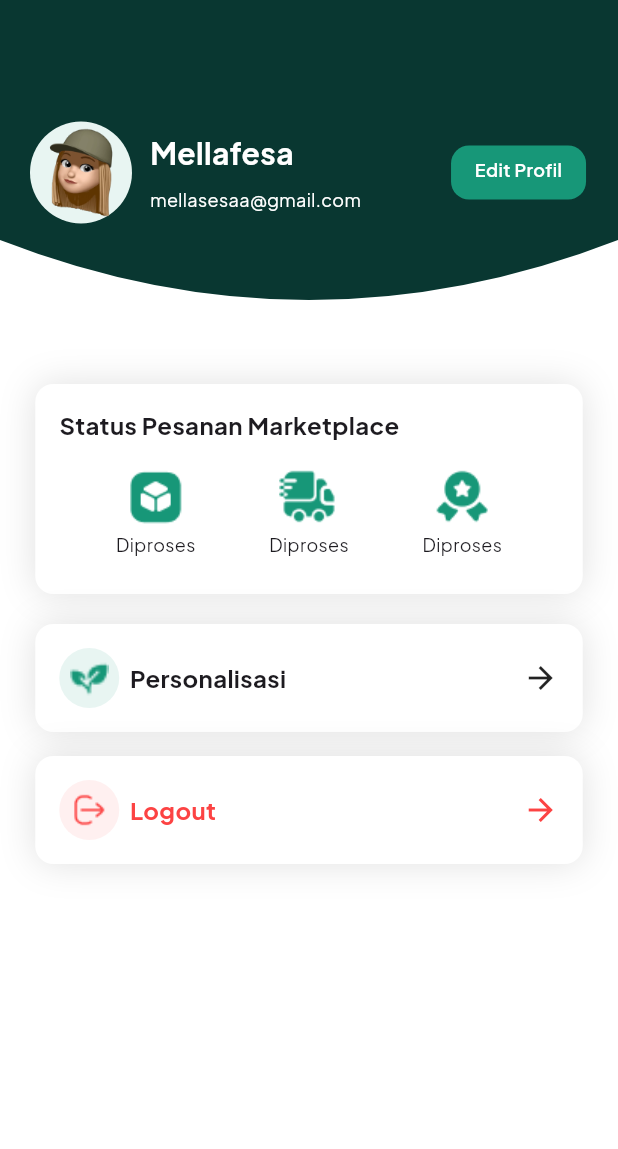
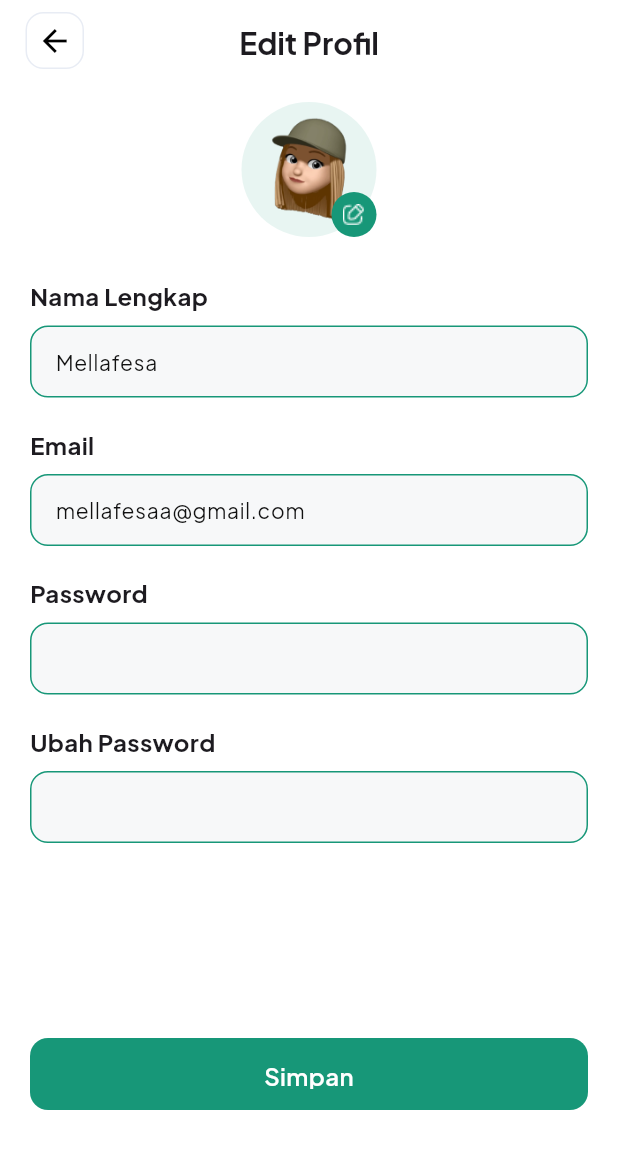
Before and after one commit to D2XPD2XP/clone-hydropome, a Flutter app: the ProfilePage screen opened directly, after a tap on "Edit Profil", on a phone screen of 412 x 824 dp. Shown: the top 1149 px of the screen. Run offline on Flutter 3.47's test engine with Material 3 defaults, Android fonts, the light colour scheme and no system bars; our stand-ins replace google_fonts.

Commit message:
finalize Edit Profil and Status Pesanan Marketplace

```diff
--- /dev/null
+++ b/lib/dummy_data/status_pesanan.dart
@@ -0,0 +1 @@
+List<String> items = ["Diproses", "Dikirim", "Selesai"];
--- /dev/null
+++ b/lib/screens/edit_profile_page.dart
@@ -0,0 +1,230 @@
+import 'package:flutter/material.dart';
+import 'package:google_fonts/google_fonts.dart';
+
+class EditProfilePage extends StatelessWidget {
+  const EditProfilePage({super.key});
+
+  @override
+  Widget build(BuildContext context) {
+    return Scaffold(
+      backgroundColor: Colors.white,
+      appBar: AppBar(
+        backgroundColor: Colors.white,
+        title: Text(
+          'Edit Profil',
+          style: GoogleFonts.plusJakartaSans(
+            fontWeight: FontWeight.w700,
+            fontSize: 20,
+          ),
+        ),
+        centerTitle: true,
+        leading: Padding(
+          padding: const EdgeInsets.only(left: 17.0, top: 8.0, bottom: 10.0),
+          child: Container(
+            width: 40,
+            height: 40,
+            decoration: BoxDecoration(
+              color: Colors.white,
+              borderRadius: BorderRadius.circular(12),
+              border: Border.all(color: Color(0xFFE8ECF4)),
+            ),
+            child: IconButton(
+              padding: EdgeInsets.zero,
+              icon: const Icon(Icons.arrow_back, color: Colors.black, size: 24),
+              onPressed: () {
+                Navigator.pop(context);
+              },
+            ),
+          ),
+        ),
+      ),
+      body: SingleChildScrollView(
+        child: Column(
+          crossAxisAlignment: CrossAxisAlignment.start,
+          children: [
+            SizedBox(height: 12),
+            Center(
+              child: Stack(
+                children: [
+                  Container(
+                    width: 90,
+                    height: 90,
+                    decoration: BoxDecoration(
+                      color: Color(0xFFE8F5F2),
+                      shape: BoxShape.circle,
+                    ),
+                    child: Image.asset('assets/memoji_girl.png', scale: 1.7),
+                  ),
+                  Positioned(
+                    left: 60,
+                    right: 0,
+                    bottom: 0,
+                    child: Container(
+                      height: 30,
+                      width: 30,
+                      decoration: BoxDecoration(
+                        color: Color(0xFF179778),
+                        shape: BoxShape.circle,
+                      ),
+                      child: Image.asset(
+                        'assets/edit.png',
+                        color: Colors.white,
+                      ),
+                    ),
+                  ),
+                ],
+              ),
+            ),
+            SizedBox(height: 28),
+            Container(
+              padding: EdgeInsets.only(left: 20, right: 20),
+              child: Column(
+                crossAxisAlignment: CrossAxisAlignment.start,
+                children: [
+                  Text(
+                    'Nama Lengkap',
+                    style: GoogleFonts.plusJakartaSans(
+                      fontSize: 16,
+                      fontWeight: FontWeight.bold,
+                    ),
+                  ),
+                  SizedBox(height: 8),
+                  Container(
+                    padding: EdgeInsets.only(left: 16),
+                    width: double.infinity,
+                    height: 48,
+                    decoration: BoxDecoration(
+                      color: Color(0xFFF7F8F9),
+                      borderRadius: BorderRadius.circular(12),
+                      border: Border.all(color: Color(0xFF179778)),
+                    ),
+                    child: TextField(
+                      decoration: InputDecoration(
+                        hintText: 'Mellafesa',
+                        hintStyle: GoogleFonts.plusJakartaSans(
+                          fontSize: 14,
+                          fontWeight: FontWeight.w400,
+                          color: Color(0xFF111111),
+                        ),
+                        border: InputBorder.none,
+                      ),
+                    ),
+                  ),
+                  SizedBox(height: 20),
+                  Text(
+                    'Email',
+                    style: GoogleFonts.plusJakartaSans(
+                      fontSize: 16,
+                      fontWeight: FontWeight.bold,
+                    ),
+                  ),
+                  SizedBox(height: 8),
+                  Container(
+                    padding: EdgeInsets.only(left: 16),
+                    width: double.infinity,
+                    height: 48,
+                    decoration: BoxDecoration(
+                      color: Color(0xFFF7F8F9),
+                      borderRadius: BorderRadius.circular(12),
+                      border: Border.all(color: Color(0xFF179778)),
+                    ),
+                    child: TextField(
+                      decoration: InputDecoration(
+                        hintText: 'mellafesaa@gmail.com',
+                        hintStyle: GoogleFonts.plusJakartaSans(
+                          fontSize: 14,
+                          fontWeight: FontWeight.w400,
+                          color: Color(0xFF111111),
+                        ),
+                        border: InputBorder.none,
+                      ),
+                    ),
+                  ),
+                  SizedBox(height: 20),
+                  Text(
+                    'Password',
+                    style: GoogleFonts.plusJakartaSans(
+                      fontSize: 16,
+                      fontWeight: FontWeight.bold,
+                    ),
+                  ),
+                  SizedBox(height: 8),
+                  Container(
+                    padding: EdgeInsets.only(left: 16),
+                    width: double.infinity,
+                    height: 48,
+                    decoration: BoxDecoration(
+                      color: Color(0xFFF7F8F9),
+                      borderRadius: BorderRadius.circular(12),
+                      border: Border.all(color: Color(0xFF179778)),
+                    ),
+                    child: TextField(
+                      obscureText: true,
+                      decoration: InputDecoration(
+                        hintStyle: GoogleFonts.plusJakartaSans(
+                          fontSize: 14,
+                          fontWeight: FontWeight.w400,
+                          color: Color(0xFF111111),
+                        ),
+                        border: InputBorder.none,
+                      ),
+                    ),
+                  ),
+                  SizedBox(height: 20),
+                  Text(
+                    'Ubah Password',
+                    style: GoogleFonts.plusJakartaSans(
+                      fontSize: 16,
+                      fontWeight: FontWeight.bold,
+                    ),
+                  ),
+                  SizedBox(height: 8),
+                  Container(
+                    padding: EdgeInsets.only(left: 16),
+                    width: double.infinity,
+                    height: 48,
+                    decoration: BoxDecoration(
+                      color: Color(0xFFF7F8F9),
+                      borderRadius: BorderRadius.circular(12),
+                      border: Border.all(color: Color(0xFF179778)),
+                    ),
+                    child: TextField(
+                      obscureText: true,
+                      decoration: InputDecoration(
+                        hintStyle: GoogleFonts.plusJakartaSans(
+                          fontSize: 14,
+                          fontWeight: FontWeight.w400,
+                          color: Color(0xFF111111),
+                        ),
+                        border: InputBorder.none,
+                      ),
+                    ),
+                  ),
+                  SizedBox(height: 130),
+                  Container(
+                    padding: EdgeInsets.symmetric(vertical: 14),
+                    width: double.infinity,
+                    height: 48,
+                    decoration: BoxDecoration(
+                      color: Color(0xFF179778),
+                      borderRadius: BorderRadius.circular(12),
+                    ),
+                    child: Text(
+                      'Simpan',
+                      style: GoogleFonts.plusJakartaSans(
+                        fontSize: 16,
+                        fontWeight: FontWeight.w600,
+                        color: Colors.white
+                      ),
+                      textAlign: TextAlign.center,
+                    ),
+                  ),
+                ],
+              ),
+            ),
+          ],
+        ),
+      ),
+    );
+  }
+}
--- a/lib/screens/list_tanaman_page.dart
+++ b/lib/screens/list_tanaman_page.dart
@@ -22,7 +22,7 @@ class ListTanamanPage extends StatelessWidget {
               decoration: BoxDecoration(
                 borderRadius: BorderRadius.circular(12),
                 color: Colors.white,
-                boxShadow: [BoxShadow(color: Colors.black12, blurRadius: 20)],
+                boxShadow: [BoxShadow(color: Colors.black12, blurRadius: 10)],
               ),
               child: Column(
                 crossAxisAlignment: CrossAxisAlignment.start,
@@ -66,7 +66,7 @@ class ListTanamanPage extends StatelessWidget {
               decoration: BoxDecoration(
                 borderRadius: BorderRadius.circular(12),
                 color: Colors.white,
-                boxShadow: [BoxShadow(color: Colors.black12, blurRadius: 20)],
+                boxShadow: [BoxShadow(color: Colors.black12, blurRadius: 10)],
               ),
               child: Column(
                 crossAxisAlignment: CrossAxisAlignment.start,
--- a/lib/screens/profile_page.dart
+++ b/lib/screens/profile_page.dart
@@ -1,3 +1,4 @@
+import 'package:clone_hydropome/screens/status_pesanan_page.dart';
 import 'package:clone_hydropome/widgets/profile_header.dart';
 import 'package:clone_hydropome/widgets/status_pesanan_item.dart';
 import 'package:flutter/material.dart';
@@ -15,7 +16,11 @@ class ProfilePage extends StatelessWidget {
           children: [
             ProfileHeader(),
             SizedBox(height: 56),
-            Container(
+            InkWell(
+              onTap: () {
+                Navigator.push(context, MaterialPageRoute(builder: (context) => StatusPesananPage(),));
+              } ,
+              child: Container(
                 width: 365,
                 height: 140,
                 margin: EdgeInsets.symmetric(horizontal: 20),
@@ -23,7 +28,7 @@ class ProfilePage extends StatelessWidget {
                 decoration: BoxDecoration(
                   borderRadius: BorderRadius.circular(12),
                   color: Colors.white,
-                boxShadow: [BoxShadow(color: Colors.black12, blurRadius: 20)],
+                  boxShadow: [BoxShadow(color: Colors.black12, blurRadius: 10)],
                 ),
                 child: Column(
                   crossAxisAlignment: CrossAxisAlignment.start,
@@ -46,16 +51,17 @@ class ProfilePage extends StatelessWidget {
                         SizedBox(width: 49),
                         StatusPesananItem(
                           image: 'assets/truck-fast.png',
-                        label: 'Diproses',
+                          label: 'Dikirim',
                         ),
                         SizedBox(width: 49),
                         StatusPesananItem(
                           image: 'assets/medal-star.png',
-                        label: 'Diproses',
+                          label: 'Selesai',
                         ),
                       ],
                     ),
                   ],
+                ),
               ),
             ),
             SizedBox(height: 20),
@@ -67,7 +73,7 @@ class ProfilePage extends StatelessWidget {
               decoration: BoxDecoration(
                 borderRadius: BorderRadius.circular(12),
                 color: Colors.white,
-                boxShadow: [BoxShadow(color: Colors.black12, blurRadius: 20)],
+                boxShadow: [BoxShadow(color: Colors.black12, blurRadius: 10)],
               ),
               child: Row(
                 children: [
@@ -102,7 +108,7 @@ class ProfilePage extends StatelessWidget {
               decoration: BoxDecoration(
                 borderRadius: BorderRadius.circular(12),
                 color: Colors.white,
-                boxShadow: [BoxShadow(color: Colors.black12, blurRadius: 20)],
+                boxShadow: [BoxShadow(color: Colors.black12, blurRadius: 10)],
               ),
               child: Row(
                 children: [
--- a/lib/widgets/list_tanaman_header.dart
+++ b/lib/widgets/list_tanaman_header.dart
@@ -32,10 +32,10 @@ class ListTanamanHeader extends StatelessWidget {
                 ),
                 SizedBox(width: 13),
                 Padding(
-                  padding: const EdgeInsets.only(top: 65, right: 26.3),
+                  padding: const EdgeInsets.only(top: 75),
                   child: Image.asset(
                     'assets/pohonkeramat.png',
-                    height: 160,
+                    height: 150,
                     fit: BoxFit.contain,
                   ),
                 ),
--- a/lib/widgets/profile_header.dart
+++ b/lib/widgets/profile_header.dart
@@ -1,3 +1,4 @@
+import 'package:clone_hydropome/screens/edit_profile_page.dart';
 import 'package:clone_hydropome/widgets/bottom_clipper.dart';
 import 'package:flutter/material.dart';
 import 'package:google_fonts/google_fonts.dart';
@@ -48,9 +49,14 @@ class ProfileHeader extends StatelessWidget {
                 ),
               ],
             ),
-            SizedBox(width: 60),
+            Spacer(),
             InkWell(
-              onTap: () {},
+              onTap: () {
+                Navigator.push(
+                  context,
+                  MaterialPageRoute(builder: (context) => EditProfilePage()),
+                );
+              },
               child: Container(
                 padding: EdgeInsets.symmetric(vertical: 8),
                 width: 90,
```
Also changed, not shown: lib/screens/status_pesanan_page.dart (added, +190 -0 lines), lib/widgets/status_button.dart (added, +50 -0 lines), assets/7.png (added), assets/edit.png (added). Lines whose indentation alone changed are shown as unchanged.
